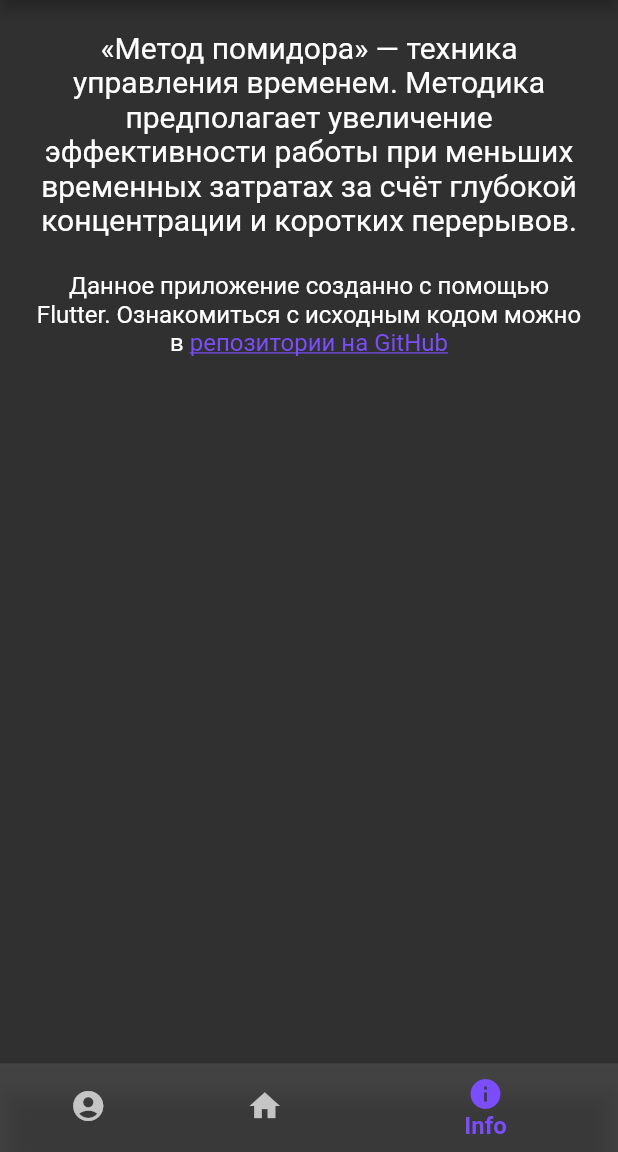
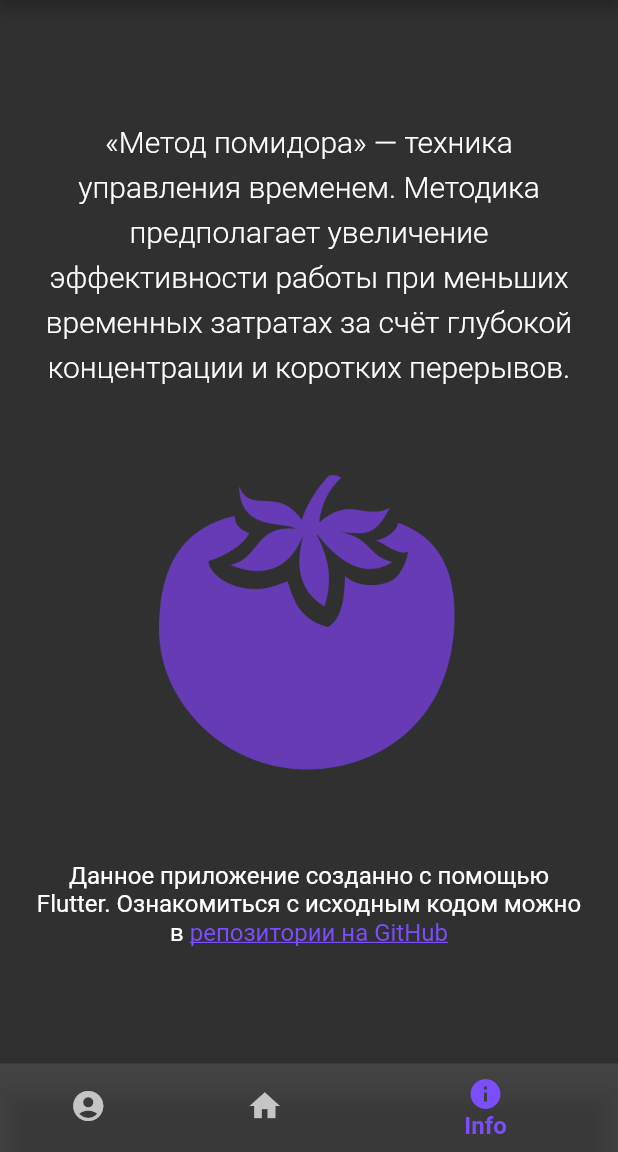
Before and after one commit to P0SHTET/pomodoro_mobile, a Flutter app: the screen it shows after launch, item 3 of the bottom bar chosen, on a phone screen of 412 x 824 dp, the part 84-1236 px from its top. Run offline on Flutter 3.47's test engine with Material 2 defaults, Android fonts, the phone set to English and light mode, and no system bars; our stand-ins replace fluttertoast.

```diff
--- a/lib/info_page.dart
+++ b/lib/info_page.dart
@@ -1,10 +1,11 @@
-import 'package:flutter/gestures.dart';
 import 'package:flutter/material.dart';
+import 'package:flutter/services.dart';
+import 'package:fluttertoast/fluttertoast.dart';
 import 'package:url_launcher/url_launcher_string.dart';
 
 class InfoPage extends StatelessWidget {
   static const description =
-      '«Метод помидора» — техника управления временем. Методика предполагает увеличение эффективности работы при меньших временных затратах за счёт глубокой концентрации и коротких перерывов. \n';
+      '«Метод помидора» — техника управления временем. Методика предполагает увеличение эффективности работы при меньших временных затратах за счёт глубокой концентрации и коротких перерывов.';
 
   const InfoPage({Key? key}) : super(key: key);
 
@@ -13,13 +14,24 @@ class InfoPage extends StatelessWidget {
     return Padding(
       padding: const EdgeInsets.all(20.0),
       child: Column(
+        mainAxisAlignment: MainAxisAlignment.spaceEvenly,
         crossAxisAlignment: CrossAxisAlignment.center,
         children: [
           const Text(
             description,
             textAlign: TextAlign.center,
             style: TextStyle(
+              height: 1.5,
               fontSize: 20,
+              fontWeight: FontWeight.w300,
+            ),
+          ),
+          Center(
+            child: Image.asset(
+              'assets/tomato.png',
+              height: 200,
+              width: 200,
+              color: Colors.deepPurple,
             ),
           ),
           RichText(
@@ -29,15 +41,30 @@ class InfoPage extends StatelessWidget {
                 const TextSpan(
                     text:
                         'Данное приложение созданно с помощью Flutter. Ознакомиться с исходным кодом можно в '),
-                TextSpan(
-                  text: 'репозитории на GitHub',
-                  style: const TextStyle(
-                    color: Colors.deepPurpleAccent,
-                    decoration: TextDecoration.underline,
+                WidgetSpan(
+                  child: GestureDetector(
+                    onTap: () {
+                      launchUrlString(
+                        'https://github.com/P0SHTET/pomodoro_mobile',
+                        mode: LaunchMode.externalApplication,
+                      );
+                    },
+                    onLongPress: () {
+                      Clipboard.setData(
+                        const ClipboardData(text: 'https://github.com/P0SHTET/pomodoro_mobile'),
+                      );
+                      Fluttertoast.showToast(msg: 'Ссылка успешно скопирована!');
+                    },
+                    child: const Text(
+                      'репозитории на GitHub',
+                      style: TextStyle(
+                        fontSize: 16,
+                        color: Colors.deepPurpleAccent,
+                        decoration: TextDecoration.underline,
+                      ),
+                    ),
                   ),
-                  recognizer: TapGestureRecognizer()
-                    ..onTap = () => launchUrlString('https://github.com/P0SHTET/pomodoro_mobile'),
-                )
+                ),
               ],
               style: const TextStyle(
                 fontSize: 16,
```
Also changed, not shown: pubspec.yaml (+5 -3 lines), assets/222.png (added), assets/tomato.png (added), pubspec.lock.
